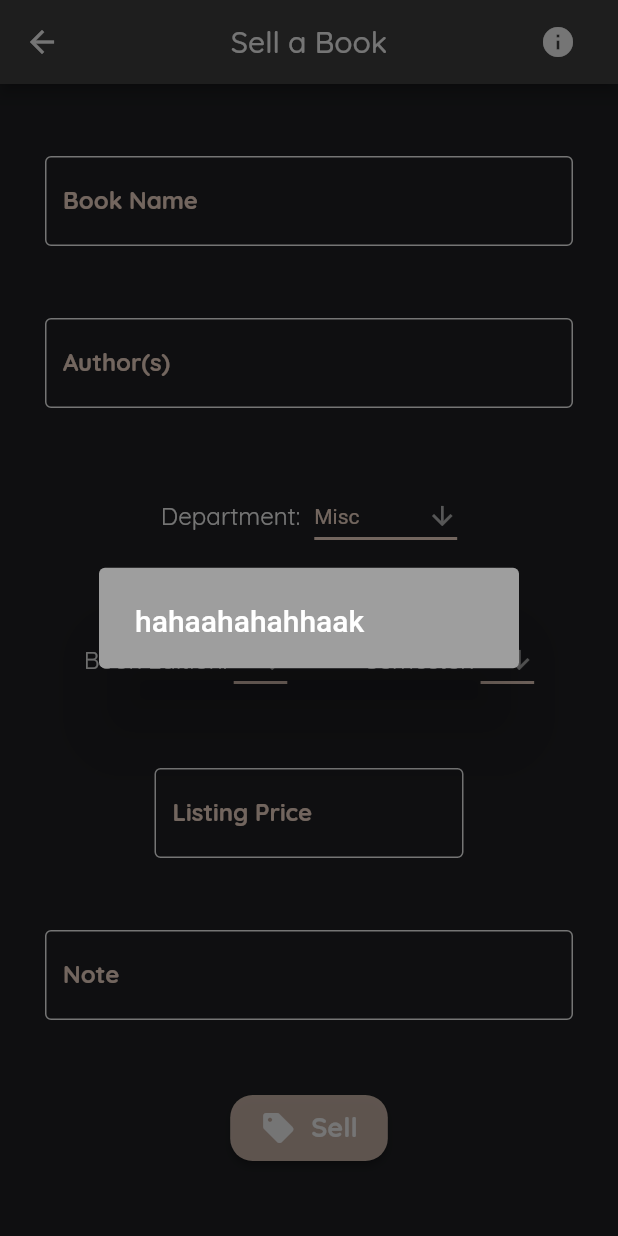
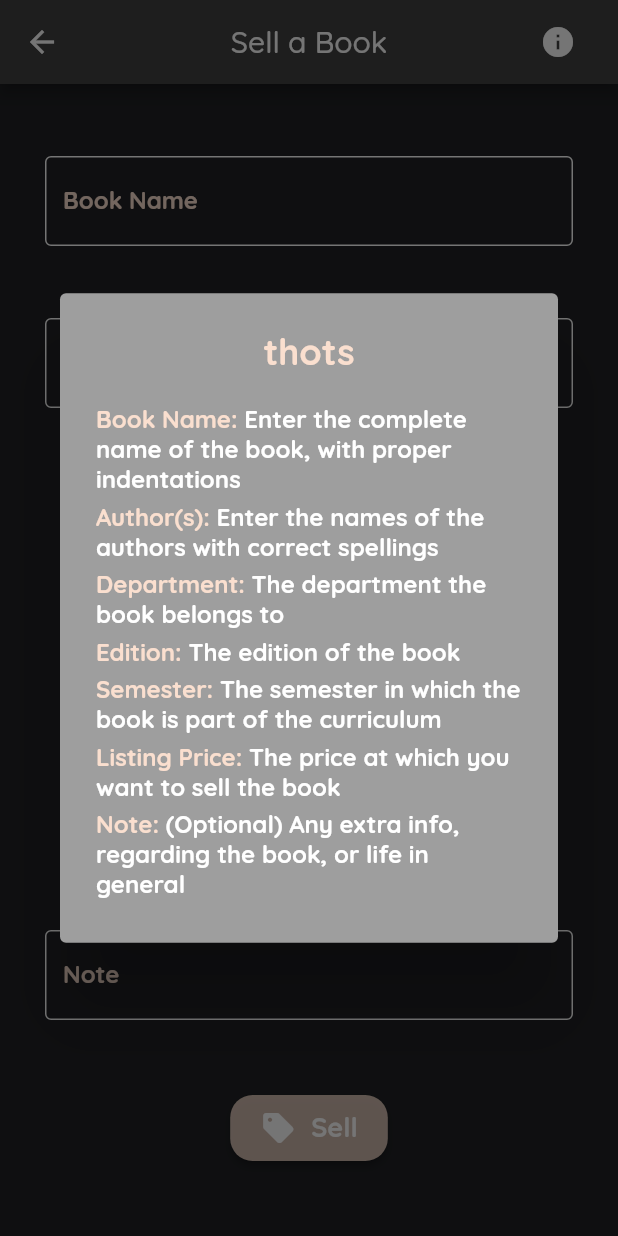
Before and after one commit to Maverick-Wolf/bfg, a Flutter app: the AddBook screen opened by its route, after a tap on the "info" icon, on a phone screen of 412 x 824 dp. Run offline on Flutter 3.47's test engine with Material 2 defaults, Android fonts, the phone set to English and light mode, and no system bars.

Commit message:
added otp page and finished pop ups

```diff
--- a/lib/main.dart
+++ b/lib/main.dart
@@ -29,10 +29,11 @@ void main() {
         debugShowCheckedModeBanner: false,
         routes: {
           '/': (context) => const LoginPage(),
+          '/signUp': (context) => const SignUp(),
+          '/otpClass': (context) => const OtpClass(),
           '/addBook': (context) => const AddBook(),
           '/userMenu': (context) => const UserMenu(),
           '/listings': (context) => const Listings(),
-          '/signUp': (context) => const SignUp(),
           '/enterDetails': (context) => const Details(),
           '/bookCard': (context) => const BookCard(),
           '/Profile': (context) => const Profile(),
--- a/lib/screens/listings/add_book.dart
+++ b/lib/screens/listings/add_book.dart
@@ -31,7 +31,7 @@ class _AddBookState extends State<AddBook> {
                   onPressed: () {
                     showDialog(
                         context: context,
-                        builder: (BuildContext) => _buildPopupDialogue(context),
+                        builder: (BuildContext) => _buildInfoPopupDialogue(context),
                     );
                   },
                   icon: Icon(Icons.info),
@@ -243,17 +243,89 @@ class _AddBookState extends State<AddBook> {
     );
   }
 
+  Widget _buildInfoPopupDialogue(BuildContext context) {
+    return AlertDialog(
+      backgroundColor: Colors.grey,
+      title: Text("thots", style: TextStyle(fontSize: 24, fontFamily: _theme.font, fontWeight: FontWeight.bold, color: _theme.secondaryColor),textAlign: TextAlign.center,),
+      content: Column(
+        mainAxisSize: MainAxisSize.min,
+        crossAxisAlignment: CrossAxisAlignment.start,
+        children: [
+          _textBox("Book Name", "Enter the complete name of the book, with proper indentations"),
+          SizedBox(height: 5,),
+          _textBox("Author(s)", "Enter the names of the authors with correct spellings"),
+          SizedBox(height: 5,),
+          _textBox("Department", "The department the book belongs to"),
+          SizedBox(height: 5,),
+          _textBox("Edition", "The edition of the book"),
+          SizedBox(height: 5,),
+          _textBox("Semester", "The semester in which the book is part of the curriculum"),
+          SizedBox(height: 5,),
+          _textBox("Listing Price", "The price at which you want to sell the book"),
+          SizedBox(height: 5,),
+          _textBox("Note", "(Optional) Any extra info, regarding the book, or life in general"),
+          SizedBox(height: 5,),
+        ],
+      ),
+    );
+  }
+
+  Widget _textBox(String title, String text) {
+    return RichText(
+      text: TextSpan(
+        text: title + ": ",
+        style: TextStyle(
+          color: _theme.secondaryColor,
+          fontSize: 16.0,
+          fontFamily: _theme.font,
+          fontWeight: FontWeight.w800
+        ),
+        children: <TextSpan>[
+          TextSpan(
+            text: text,
+            style: TextStyle(
+                color: _theme.tertiaryColor,
+                fontFamily: _theme.font,
+            )
+          ),
+        ]
+      ),
+    );
+  }
+
   Widget _buildPopupDialogue(BuildContext context) {
     return AlertDialog(
       backgroundColor: Colors.grey,
-      title: Row(
+      title: Text(
+        "IMPORTANT",
+        textAlign: TextAlign.center,
+        style: TextStyle(
+            color: _theme.secondaryColor,
+            fontSize: 30,
+            fontWeight: FontWeight.bold
+        ),
+      ),
+      content: Column(
+        crossAxisAlignment: CrossAxisAlignment.center,
+        mainAxisSize: MainAxisSize.min,
         children: [
-          Column(
-            crossAxisAlignment: CrossAxisAlignment.center,
-            children: [
-              Text("hahaahahahhaak")
-            ],
-          ),
+          Text("To avoid unnecessary calls, please remove your listing after it has been sold", textAlign: TextAlign.center,),
+          SizedBox(height: 10,),
+          TextButton(
+            onPressed: () {
+              Navigator.pushReplacementNamed(context, "/listings");
+            },
+            child: Text(
+              "Oki",
+              style: TextStyle(
+                fontSize: 24,
+                color: _theme.secondaryColor,
+              ),
+            ),
+            style: TextButton.styleFrom(
+              backgroundColor: Colors.blue
+            ),
+          )
         ],
       ),
     );
--- a/lib/screens/login/login_page.dart
+++ b/lib/screens/login/login_page.dart
@@ -24,7 +24,7 @@ class _LoginPageState extends State<LoginPage> {
         resizeToAvoidBottomInset: false,
 
         body: Padding(
-          padding: const EdgeInsets.fromLTRB(30.0, 280.0, 30.0, 0.0),
+          padding: const EdgeInsets.fromLTRB(30.0, 200.0, 30.0, 0.0),
           child: Column(
             crossAxisAlignment: CrossAxisAlignment.start,
             children: [
@@ -33,7 +33,7 @@ class _LoginPageState extends State<LoginPage> {
               _buildUsernameTF(),
               _buildSizedBox(17),
               _buildPasswordTF(),
-              _buildSizedBox(70),
+              _buildSizedBox(130),
               _buildSignInButton(),
             ],
           ),
```
Also changed, not shown: lib/screens/login/sign_up.dart (+107 -41 lines).
